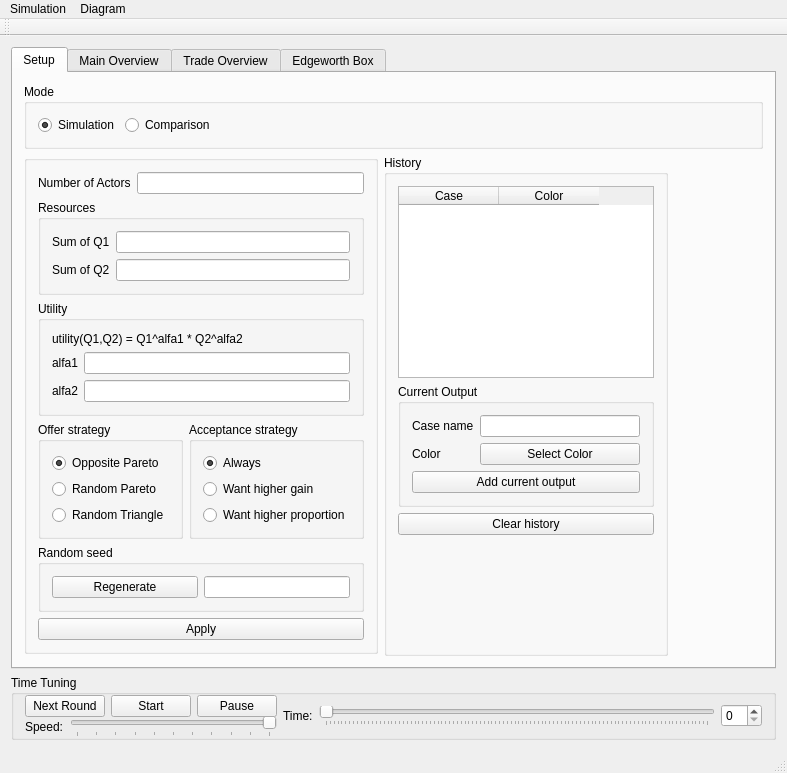
First picture: the form in code/app/MarketPlayer/mainwindow.ui, repository kottalovag/marketplayer, before the edit.
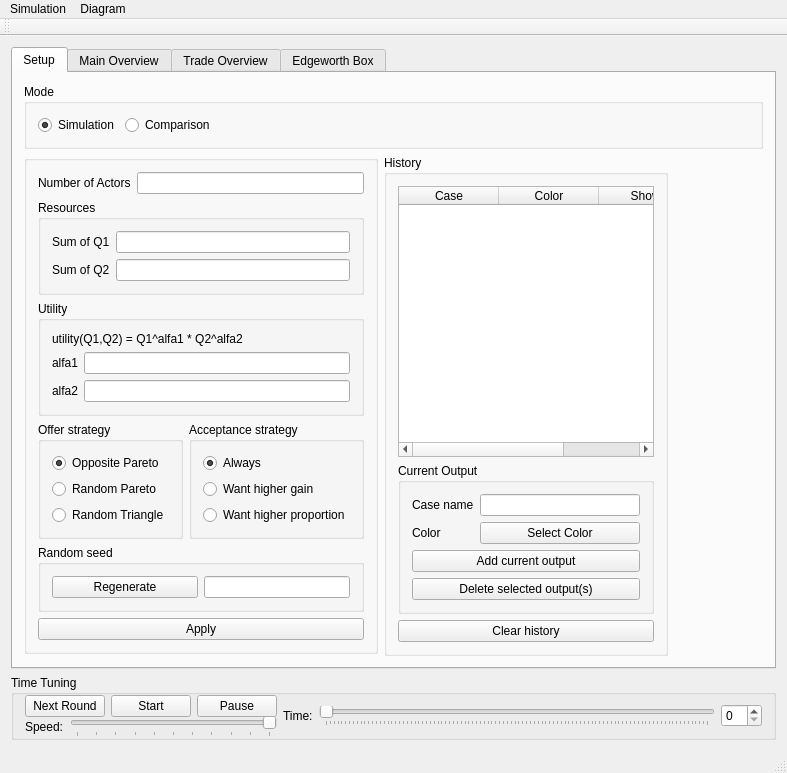
Second picture: the form after the edit. Custom widgets are drawn as their Qt base class.

Commit message: [m] Implemented full UI support for SimulationCases management (add,deletion,color,visibility) -todo plot sync -todo load selected case

```diff
--- a/code/app/MarketPlayer/mainwindow.ui
+++ b/code/app/MarketPlayer/mainwindow.ui
@@ -7,7 +7,7 @@
     <x>0</x>
     <y>0</y>
     <width>787</width>
-    <height>679</height>
+    <height>690</height>
    </rect>
   </property>
   <property name="windowTitle">
@@ -374,8 +374,14 @@
                 <bool>false</bool>
                </property>
                <property name="columnCount">
-                <number>2</number>
+                <number>3</number>
                </property>
+               <attribute name="horizontalHeaderCascadingSectionResizes">
+                <bool>false</bool>
+               </attribute>
+               <attribute name="horizontalHeaderStretchLastSection">
+                <bool>true</bool>
+               </attribute>
                <column>
                 <property name="text">
                  <string>Case</string>
@@ -386,6 +392,11 @@
                  <string>Color</string>
                 </property>
                </column>
+               <column>
+                <property name="text">
+                 <string>Shown</string>
+                </property>
+               </column>
               </widget>
              </item>
              <item>
@@ -432,6 +443,13 @@
                   </property>
                  </widget>
                 </item>
+                <item>
+                 <widget class="QPushButton" name="pushButtonDeleteSelectedOutput">
+                  <property name="text">
+                   <string>Delete selected output(s)</string>
+                  </property>
+                 </widget>
+                </item>
                </layout>
               </widget>
              </item>
@@ -442,19 +460,6 @@
                </property>
               </widget>
              </item>
-             <item>
-              <spacer name="verticalSpacer_2">
-               <property name="orientation">
-                <enum>Qt::Vertical</enum>
-               </property>
-               <property name="sizeHint" stdset="0">
-                <size>
-                 <width>20</width>
-                 <height>40</height>
-                </size>
-               </property>
-              </spacer>
-             </item>
             </layout>
            </widget>
           </item>
```
Left out of the diff: 7 changed lines with no effect on the pictures. The commit also changes 8 other files.
